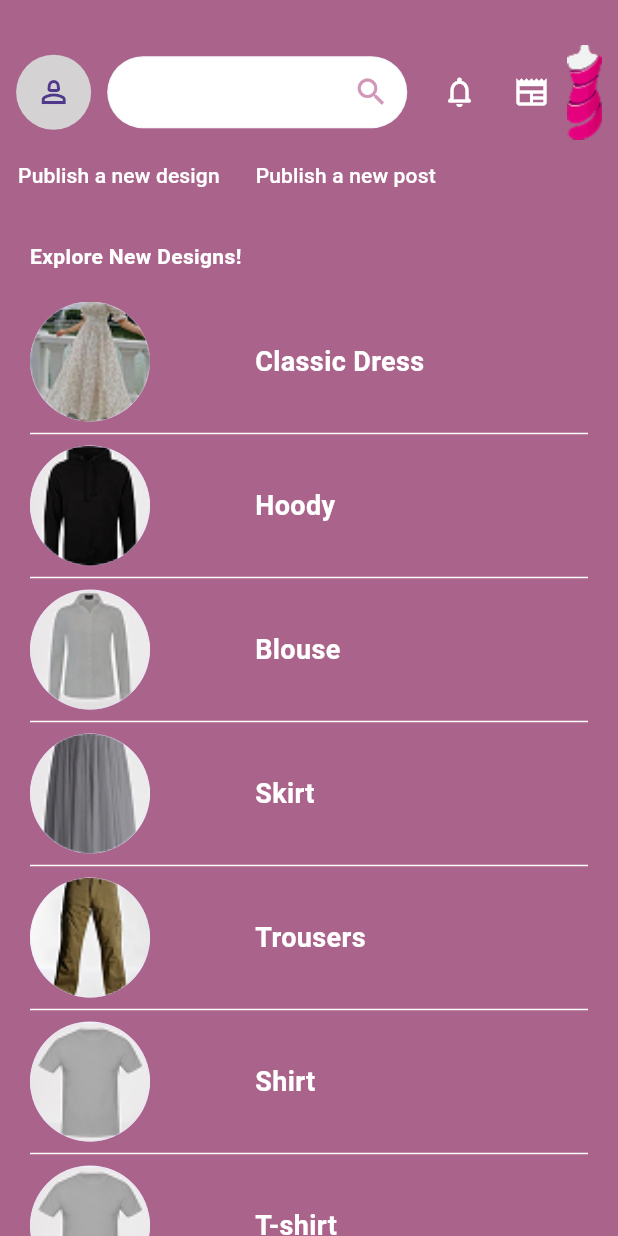
After one commit to danielAdrah/fashion_world, a Flutter app: the DesignerHomePage screen opened directly, on a phone screen of 412 x 824 dp. The commit adds this screen. Run offline on Flutter 3.47's test engine with Material 3 defaults, Android fonts, the phone set to English and light mode, and no system bars; our stand-ins replace animate_do, get.

Commit message:
start with designer side

```diff
--- a/lib/view/auth_view/log_in.dart
+++ b/lib/view/auth_view/log_in.dart
@@ -8,6 +8,7 @@ import 'package:get/get.dart';
 import '../../common_widget/custom_textField.dart';
 import '../../theme.dart';
 import '../customer_side/customer_home_page.dart';
+import '../deigner_side/designer_home_page.dart';
 import 'sign_up.dart';
 
 class LogIn extends StatefulWidget {
--- /dev/null
+++ b/lib/view/deigner_side/designer_home_page.dart
@@ -0,0 +1,231 @@
+// ignore_for_file: prefer_const_constructors, prefer_const_literals_to_create_immutables, body_might_complete_normally_nullable, avoid_print, unused_local_variable, use_build_context_synchronously, unnecessary_null_comparison, unnecessary_null_in_if_null_operators, unused_import, must_be_immutable
+
+import 'package:animate_do/animate_do.dart';
+import 'package:fashion_world/common_widget/primary_button.dart';
+import 'package:flutter/material.dart';
+import 'package:get/get.dart';
+
+import '../../common_widget/custom_textField.dart';
+import '../../theme.dart';
+
+class DesignerHomePage extends StatefulWidget {
+  const DesignerHomePage({super.key});
+
+  @override
+  State<DesignerHomePage> createState() => _DesignerHomePageState();
+}
+
+class _DesignerHomePageState extends State<DesignerHomePage> {
+  List<String> designTitles = [
+    "Classic Dress",
+    "Hoody",
+    "Blouse",
+    "Skirt",
+    "Trousers",
+    "Shirt",
+    "T-shirt",
+    "Suit",
+    "Handbag",
+    "Pyjamas",
+  ];
+  List<String> designImage = [
+    "assets/img/dress.png",
+    "assets/img/hoody.png",
+    "assets/img/blouse.png",
+    "assets/img/skirt.png",
+    "assets/img/trousers.png",
+    "assets/img/shirt.png",
+    "assets/img/shirt.png",
+    "assets/img/suit.png",
+    "assets/img/handbage.png",
+    "assets/img/pyjama.png",
+  ];
+  final searchCont = TextEditingController();
+  @override
+  Widget build(BuildContext context) {
+    var height = MediaQuery.of(context).size.height;
+    return Scaffold(
+      backgroundColor: TColor.background,
+      body: SafeArea(
+        child: SingleChildScrollView(
+          child: Center(
+            child: Column(
+              crossAxisAlignment: CrossAxisAlignment.start,
+              children: [
+                SizedBox(height: 30),
+                FadeInDown(
+                  delay: Duration(milliseconds: 500),
+                  child: SearchAndProfile(
+                    searchCont: searchCont,
+                    profileonTap: () {
+                      // Get.to(CustomerProfileView());
+                    },
+                    newsonPressed: () {
+                      // Get.to(CustomerNewsView());
+                    },
+                    notionPressed: () {
+                      // Get.to(CustomerNotificationView());
+                    },
+                  ),
+                ),
+                Row(
+                  children: [
+                    TextButton(
+                      child: Text(
+                        "Publish a new design",
+                        style: TextStyle(color: TColor.white),
+                      ),
+                      onPressed: () {},
+                    ),
+                    TextButton(
+                      child: Text(
+                        "Publish a new post",
+                        style: TextStyle(color: TColor.white),
+                      ),
+                      onPressed: () {},
+                    ),
+                  ],
+                ),
+                SizedBox(height: 20),
+                Padding(
+                  padding: const EdgeInsets.symmetric(horizontal: 20),
+                  child: FadeInDown(
+                    delay: Duration(milliseconds: 600),
+                    child: Column(
+                      crossAxisAlignment: CrossAxisAlignment.start,
+                      children: [
+                        Text(
+                          "Explore New Designs!",
+                          textAlign: TextAlign.center,
+                          style: TextStyle(
+                            color: TColor.white,
+                            fontWeight: FontWeight.bold,
+                            fontSize: 14,
+                          ),
+                        ),
+                        SizedBox(height: 20),
+                        SizedBox(
+                          height: height,
+                          child: ListView.builder(
+                            shrinkWrap: true,
+                            physics: NeverScrollableScrollPhysics(),
+                            itemCount: designImage.length,
+                            itemBuilder: (context, index) {
+                              return InkWell(
+                                onTap: () {},
+                                child: DesignTile(
+                                  img: designImage[index],
+                                  title: designTitles[index],
+                                ),
+                              );
+                            },
+                          ),
+                        ),
+                        SizedBox(height: 20),
+                      ],
+                    ),
+                  ),
+                ),
+              ],
+            ),
+          ),
+        ),
+      ),
+    );
+  }
+}
+
+class DesignTile extends StatelessWidget {
+  const DesignTile({
+    super.key,
+    required this.img,
+    required this.title,
+  });
+  final String img;
+  final String title;
+
+  @override
+  Widget build(BuildContext context) {
+    return Column(
+      children: [
+        InkWell(
+          child: Row(
+            children: [
+              CircleAvatar(
+                backgroundImage: AssetImage(img),
+                radius: 40,
+              ),
+              SizedBox(width: 70),
+              Text(
+                title,
+                style: TextStyle(
+                    color: TColor.white,
+                    fontWeight: FontWeight.w600,
+                    fontSize: 18),
+              ),
+            ],
+          ),
+        ),
+        Divider(color: TColor.white),
+      ],
+    );
+  }
+}
+
+//====================
+class SearchAndProfile extends StatelessWidget {
+  SearchAndProfile({
+    super.key,
+    required this.searchCont,
+    required this.profileonTap,
+    required this.newsonPressed,
+    required this.notionPressed,
+  });
+
+  final TextEditingController searchCont;
+  void Function()? profileonTap;
+  void Function()? newsonPressed;
+  void Function()? notionPressed;
+
+  @override
+  Widget build(BuildContext context) {
+    return Row(
+      mainAxisAlignment: MainAxisAlignment.spaceEvenly,
+      children: [
+        InkWell(
+          onTap: profileonTap,
+          child: CircleAvatar(
+            backgroundColor: const Color.fromARGB(255, 212, 210, 210),
+            radius: 25,
+            child: Icon(Icons.person_2_outlined),
+          ),
+        ),
+        Container(
+          width: 200,
+          decoration: BoxDecoration(
+            borderRadius: BorderRadius.circular(30),
+          ),
+          child: CustomTextForm(
+            hinttext: "",
+            mycontroller: searchCont,
+            secure: false,
+            suffixIcon: Icons.search,
+            color: TColor.primary,
+          ),
+        ),
+        Row(
+          children: [
+            IconButton(
+                onPressed: notionPressed,
+                icon: Icon(Icons.notifications_none_rounded,
+                    color: TColor.white)),
+            IconButton(
+                onPressed: newsonPressed,
+                icon: Icon(Icons.newspaper_outlined, color: TColor.white)),
+            Image.asset("assets/img/logo.png"),
+          ],
+        ),
+      ],
+    );
+  }
+}
```
